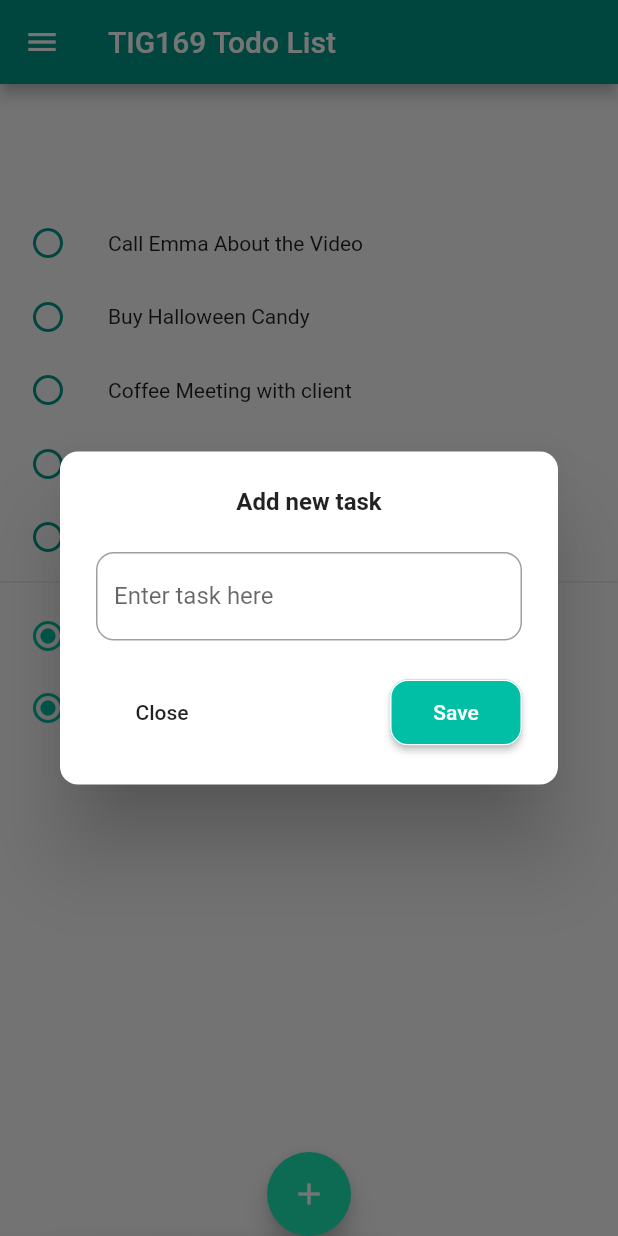
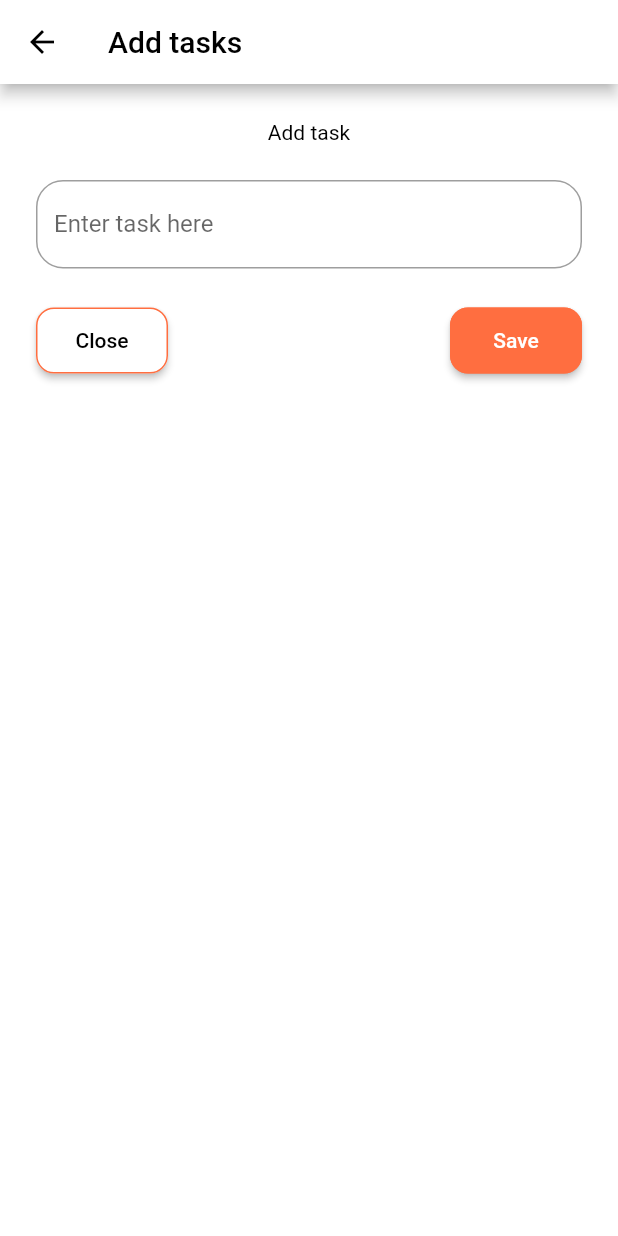
Before and after one commit to gu-tig169/gushellsju, a Flutter app: the screen it shows after launch, after a tap on the "add" icon, on a phone screen of 412 x 824 dp. Run offline on Flutter 3.47's test engine with Material 2 defaults, Android fonts, the phone set to English and light mode, and no system bars.

```diff
--- /dev/null
+++ b/lib/AddTaskView.dart
@@ -0,0 +1,22 @@
+import 'package:flutter/material.dart';
+import './model.dart';
+import 'TaskWidget.dart';
+
+class AddTaskView extends StatelessWidget {
+  final TodoTasks task;
+
+  AddTaskView(this.task);
+
+  Widget build(BuildContext context) {
+    return Scaffold(
+      backgroundColor: Colors.white,
+      appBar: AppBar(
+        backgroundColor: Colors.white,
+        title: Text('Add tasks', style: TextStyle(color: Colors.black)),
+      ),
+      body: Column(children: [
+        TaskWidget(task),
+      ]),
+    );
+  }
+}
--- /dev/null
+++ b/lib/TaskWidget.dart
@@ -0,0 +1,93 @@
+import 'package:flutter/material.dart';
+import 'TodoListView.dart';
+import 'model.dart';
+import 'custom_button.dart';
+
+class TaskWidget extends StatefulWidget {
+  final TodoTasks task;
+
+  TaskWidget(this.task);
+
+  @override
+  State<StatefulWidget> createState() {
+    return TaskWidgetState(task);
+  }
+}
+
+class TaskWidgetState extends State<TaskWidget> {
+  String message;
+
+  TextEditingController textEditingController;
+
+  TaskWidgetState(TodoTasks task) {
+    this.message = task.message;
+
+    textEditingController = TextEditingController(text: task.message);
+    textEditingController.addListener(() {
+      setState(() {
+        message = textEditingController.text;
+      });
+    });
+  }
+
+  Widget build(BuildContext context) {
+    return Padding(
+      padding: const EdgeInsets.all(24.0),
+      child: Column(
+        mainAxisSize: MainAxisSize.min,
+        children: <Widget>[
+          Center(
+              child: Text(
+            "Add task",
+            style: TextStyle(
+              fontSize: 14,
+              color: Colors.black,
+            ),
+          )),
+          SizedBox(
+            height: 24,
+          ),
+          TextField(
+            controller: textEditingController,
+            decoration: InputDecoration(
+                labelStyle: new TextStyle(
+                  height: 0,
+                ),
+                border: OutlineInputBorder(
+                    borderRadius: BorderRadius.all(Radius.circular(18))),
+                labelText: 'Enter task here'),
+          ),
+          SizedBox(
+            height: 24,
+          ),
+          _actionButton(context)
+        ],
+      ),
+    );
+  }
+
+  Row _actionButton(BuildContext context) {
+    return Row(
+      mainAxisAlignment: MainAxisAlignment.spaceBetween,
+      children: <Widget>[
+        CustomButton(
+          onPressed: () {
+            Navigator.push(context,
+                MaterialPageRoute(builder: (context) => TodoListView()));
+          },
+          buttonText: "Close",
+          color: Colors.white,
+          textColor: Colors.black,
+        ),
+        CustomButton(
+          buttonText: "Save",
+          onPressed: () {
+            Navigator.pop(context, TodoTasks(message: message));
+          },
+          color: Colors.deepOrangeAccent,
+          textColor: Colors.white,
+        )
+      ],
+    );
+  }
+}
--- /dev/null
+++ b/lib/TodoListView.dart
@@ -0,0 +1,43 @@
+import 'package:flutter/material.dart';
+import 'package:provider/provider.dart';
+
+import 'AddTaskView.dart';
+import 'TodoList.dart';
+import 'model.dart';
+
+class TodoListView extends StatelessWidget {
+  Widget build(BuildContext context) {
+    return Scaffold(
+      backgroundColor: Colors.white,
+      appBar: AppBar(backgroundColor: Colors.white, title: Text('Todo List')),
+      body: Consumer<MyState>(
+        builder: (context, state, child) => TodoList(state.list),
+      ),
+      floatingActionButton: FloatingActionButton(
+        backgroundColor: Colors.deepOrange,
+        child: Icon(Icons.add),
+        onPressed: () async {
+          var newTask = await Navigator.push(
+              context,
+              MaterialPageRoute(
+                  builder: (context) =>
+                      AddTaskView(TodoTasks(message: 'Add task here'))));
+
+          if (newTask != null) {
+            // lägg till newTask i todolistan.
+
+            Provider.of<MyState>(context, listen: false).addTask(newTask);
+            return TodoListView();
+          }
+        },
+      ),
+      floatingActionButtonLocation: FloatingActionButtonLocation.centerDocked,
+      bottomNavigationBar: BottomAppBar(
+          shape: CircularNotchedRectangle(),
+          child: Row(
+            mainAxisAlignment: MainAxisAlignment.spaceBetween,
+          )),
+      drawer: Drawer(),
+    );
+  }
+}
--- a/lib/widgets/custom_button.dart
+++ b/lib/custom_button.dart
@@ -12,7 +12,7 @@ class CustomButton extends StatelessWidget {
       @required this.buttonText,
       this.color,
       this.textColor,
-      this.borderColor = Colors.white});
+      this.borderColor = Colors.deepOrangeAccent});
 
   @override
   Widget build(BuildContext context) {
--- a/lib/main.dart
+++ b/lib/main.dart
@@ -1,128 +1,30 @@
 import 'package:flutter/material.dart';
-import 'package:to_dolist/pages/add_task_page.dart';
+import 'package:provider/provider.dart';
 
-void main() => runApp(MyApp());
+import 'TodoListView.dart';
+import 'model.dart';
+
+void main() {
+  var state = MyState();
+
+  runApp(
+    ChangeNotifierProvider(
+      create: (context) => state,
+      child: MyApp(),
+    ),
+  );
+}
 
 class MyApp extends StatelessWidget {
+  // This widget is the root of your application.
   @override
   Widget build(BuildContext context) {
     return MaterialApp(
-      debugShowCheckedModeBanner: false,
-      home: MainView(),
-    );
+        debugShowCheckedModeBanner: false,
+        home: TodoListView(),
+        theme: ThemeData(
+          primaryColor: Colors.white,
+          accentColor: Colors.deepOrange,
+        ));
   }
 }
-
-class MainView extends StatelessWidget {
-  @override
-  Widget build(BuildContext context) {
-    return Scaffold(
-      appBar: AppBar(
-        backgroundColor: Color(0xFF009688),
-        title: Text('TIG169 Todo List'),
-      ),
-      body: Stack(
-        children: <Widget>[
-          Container(
-            height: 0,
-            color: Colors.teal[700],
-          ),
-          _mainContent(context)
-        ],
-      ),
-      floatingActionButton: FloatingActionButton(
-        backgroundColor: Colors.tealAccent[400],
-        onPressed: () {
-          showDialog(
-              barrierDismissible: false,
-              context: context,
-              builder: (BuildContext context) {
-                return Dialog(
-                    child: AddTaskPage(),
-                    shape: RoundedRectangleBorder(
-                        borderRadius: BorderRadius.all(Radius.circular(12))));
-              });
-        },
-        //Lägger till en "lägg till knapp" så att man sedan
-        //så småning om ska kunna lägga till tasks
-
-        child: Icon(Icons.add),
-      ),
-      floatingActionButtonLocation: FloatingActionButtonLocation.centerDocked,
-      bottomNavigationBar: BottomAppBar(
-          shape: CircularNotchedRectangle(),
-          child: Row(
-            mainAxisAlignment: MainAxisAlignment.spaceBetween,
-          )),
-      drawer: Drawer(),
-    );
-  }
-
-  Column _mainContent(BuildContext context) {
-    return Column(
-      crossAxisAlignment: CrossAxisAlignment.start,
-      children: <Widget>[
-        SizedBox(height: 1),
-        Padding(
-          padding: const EdgeInsets.all(20.0),
-          child: Text(
-            "",
-            textAlign: TextAlign.center,
-            style: TextStyle(
-                color: Colors.white, fontSize: 32, fontWeight: FontWeight.bold),
-          ),
-        ),
-        _taskUncomplete("Call Emma About the Video"),
-        _taskUncomplete("Buy Halloween Candy"),
-        _taskUncomplete("Coffee Meeting with client"),
-        _taskUncomplete("Tidy the Apartment"),
-        _taskUncomplete("Complete Homework"),
-        Divider(),
-        SizedBox(height: 16),
-        _taskComplete("Buy Christmas Gift"),
-        _taskComplete("Celebrate Fanny"),
-      ],
-    );
-  }
-
-  Widget _taskComplete(String task) {
-    return Padding(
-        padding: const EdgeInsets.only(left: 20.0, bottom: 24.0),
-        child: Row(
-          children: <Widget>[
-            Icon(
-              Icons.radio_button_checked,
-              color: Colors.tealAccent[700],
-              size: 24,
-            ),
-            SizedBox(
-              width: 28,
-            ),
-            Text(task)
-          ],
-        ));
-  }
-
-  Widget _taskUncomplete(String task) {
-    return Padding(
-      padding: const EdgeInsets.only(
-        left: 20.0,
-        bottom: 10.0,
-        top: 15.0,
-      ),
-      child: Row(
-        children: <Widget>[
-          Icon(
-            Icons.radio_button_unchecked,
-            color: Colors.teal,
-            size: 24,
-          ),
-          SizedBox(
-            width: 28,
-          ),
-          Text(task)
-        ],
-      ),
-    );
-  }
-}
--- a/lib/pages/add_task_page.dart
+++ /dev/null
@@ -1,59 +0,0 @@
-import 'package:flutter/material.dart';
-import 'package:to_dolist/widgets/custom_button.dart';
-
-class AddTaskPage extends StatefulWidget {
-  @override
-  _AddTaskPageState createState() => _AddTaskPageState();
-}
-
-class _AddTaskPageState extends State<AddTaskPage> {
-  @override
-  Widget build(BuildContext context) {
-    return Padding(
-      padding: const EdgeInsets.all(24.0),
-      child: Column(
-        mainAxisSize: MainAxisSize.min,
-        children: <Widget>[
-          Center(
-              child: Text(
-            "Add new task",
-            style: TextStyle(fontWeight: FontWeight.bold, fontSize: 16),
-          )),
-          SizedBox(
-            height: 24,
-          ),
-          TextField(
-            decoration: InputDecoration(
-                border: OutlineInputBorder(
-                    borderRadius: BorderRadius.all(Radius.circular(12))),
-                labelText: 'Enter task here'),
-          ),
-          SizedBox(
-            height: 24,
-          ),
-          _actionButton(context)
-        ],
-      ),
-    );
-  }
-
-  Row _actionButton(BuildContext context) {
-    return Row(
-      mainAxisAlignment: MainAxisAlignment.spaceBetween,
-      children: <Widget>[
-        CustomButton(
-          onPressed: () {
-            Navigator.of(context).pop();
-          },
-          buttonText: "Close",
-        ),
-        CustomButton(
-          onPressed: () {},
-          buttonText: "Save",
-          color: Colors.tealAccent[700],
-          textColor: Colors.white,
-        )
-      ],
-    );
-  }
-}
--- a/pubspec.yaml
+++ b/pubspec.yaml
@@ -29,6 +29,7 @@ dependencies:
   # Use with the CupertinoIcons class for iOS style icons.
   cupertino_icons: ^1.0.0
   google_fonts: ^1.1.1
+  provider: any
 
 dev_dependencies:
   flutter_test:
```
Also changed, not shown: lib/TodoList.dart (added, +39 -0 lines), lib/model.dart (added, +54 -0 lines), pubspec.lock.
